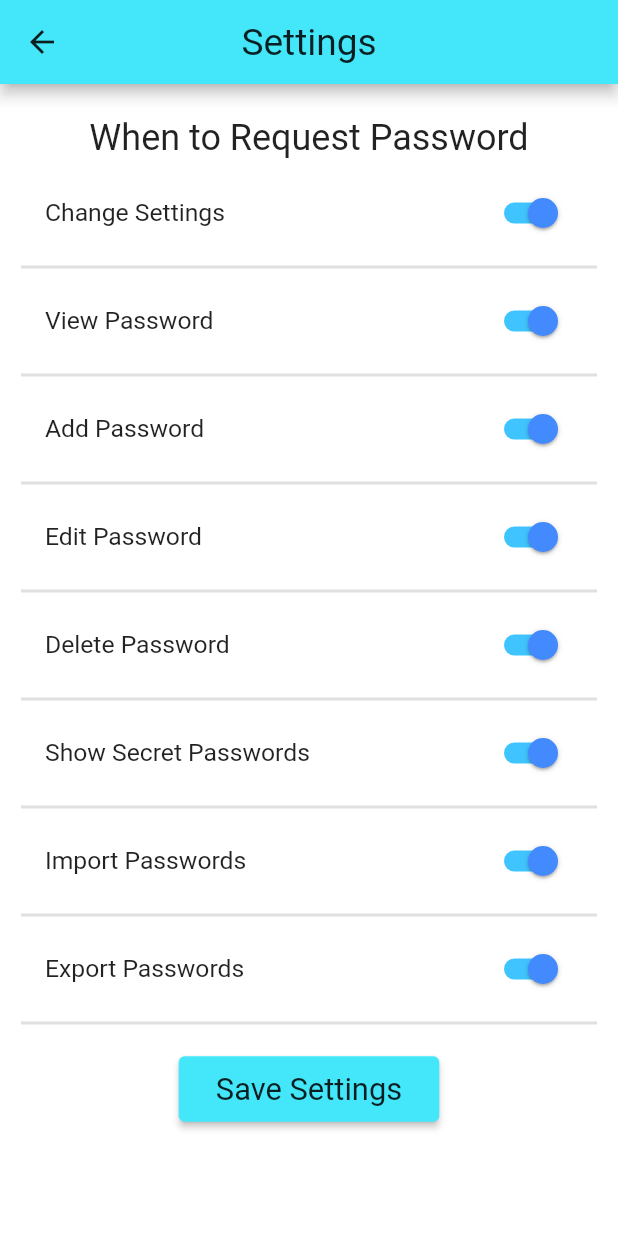
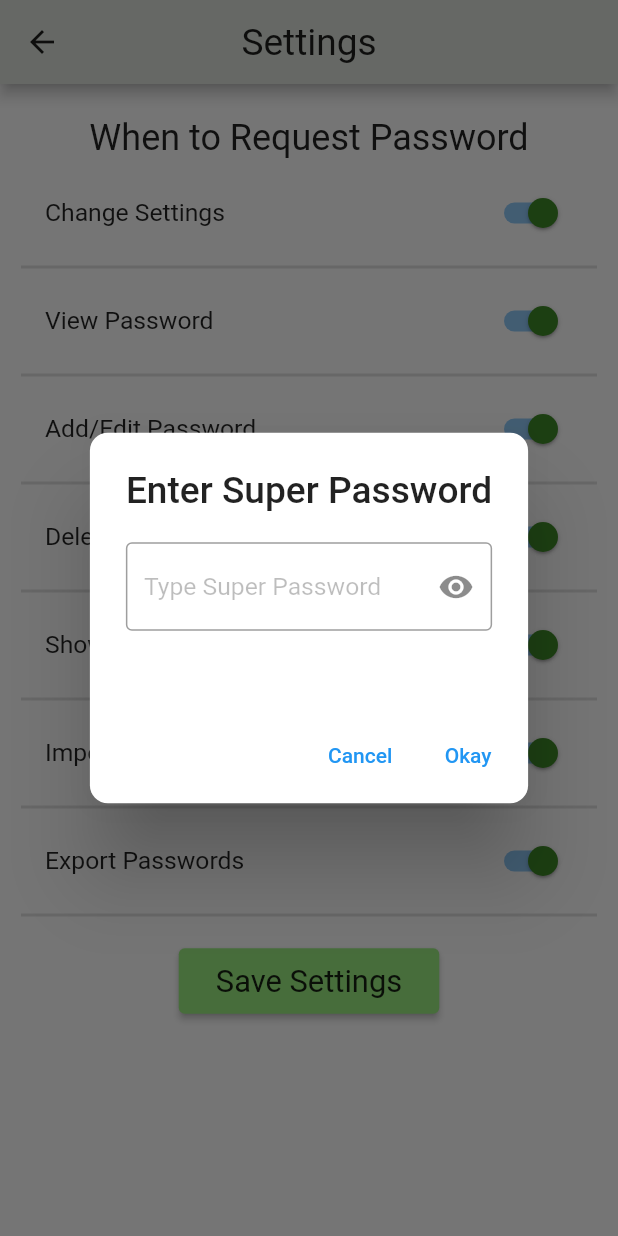
Before and after one commit to srad1292/flutter_password_manager, a Flutter app: the SettingsPage screen opened directly, after a tap on "Save Settings", on a phone screen of 412 x 824 dp. Run offline on Flutter 3.47's test engine with Material 2 defaults, Android fonts, the phone set to English and light mode, and no system bars; our stand-ins replace device_preview, get_it, shared_preferences, sqflite; accounts and stored records are empty.

Commit message:
Handle error on loading screen.  Form state based on validation and saving state.  Error on password saving. Super password request settings

```diff
--- /dev/null
+++ b/lib/common/widget/password_request_dialog.dart
@@ -0,0 +1,126 @@
+import 'package:flutter/cupertino.dart';
+import 'package:flutter/material.dart';
+import 'package:password_manager/modules/shared/service/password.dart';
+import 'package:password_manager/utils/service_locator.dart';
+
+bool showError = false;
+
+Future<bool> showPasswordRequest({required BuildContext context}) async {
+  showError = false;
+  Widget dialog = passwordDialog(context);
+  return showDialog(
+    context: context,
+    builder: (BuildContext context) {
+      return dialog;
+    },
+    barrierDismissible: true
+  )
+  .then((value) {
+    return value == true;
+  });
+}
+
+
+Widget doneButton(BuildContext dialogContext, BuildContext parentContext, StateSetter dialogSetState, TextEditingController input) {
+  PasswordService passwordService = serviceLocator.get();
+  return TextButton(
+    child: Text(
+      "Okay",
+      // style: TextStyle(
+      //   color: stmRed,
+      //   fontWeight: FontWeight.w500,
+      //   fontSize: 2.2 * SizeConfig.textMultiplier
+      // ),
+    ),
+    onPressed: () {
+      if(input.text.isNotEmpty && (passwordService.superPassword?.password ?? '') == input.text) {
+        dialogSetState(() {
+          showError = false;
+        });
+        Navigator.of(parentContext).pop(true);
+      } else {
+        dialogSetState(() {
+          showError = true;
+        });
+      }
+    },
+  );
+}
+
+Widget cancelButton(BuildContext parentContext) {
+  PasswordService passwordService = serviceLocator.get();
+  return TextButton(
+    child: Text(
+      "Cancel",
+      // style: TextStyle(
+      //   color: stmRed,
+      //   fontWeight: FontWeight.w500,
+      //   fontSize: 2.2 * SizeConfig.textMultiplier
+      // ),
+    ),
+    onPressed: () {
+      Navigator.of(parentContext).pop(false);
+    },
+  );
+}
+
+
+
+Widget passwordDialog(BuildContext parentContext) {
+  TextEditingController passwordController = new TextEditingController();
+  bool isPasswordVisible = false;
+
+  return StatefulBuilder(
+    builder: (dialogContext, dialogSetState) {
+      return AlertDialog(
+        shape: RoundedRectangleBorder(
+          borderRadius: BorderRadius.circular(12),
+        ),
+        // backgroundColor: stmGradientEnd,
+        title: Text(
+          "Enter Super Password",
+          // style: TextStyle(
+          //     fontWeight: FontWeight.w400,
+          //     fontSize: 2.6 * SizeConfig.textMultiplier
+          // ),
+        ),
+        content: Column(
+          crossAxisAlignment: CrossAxisAlignment.start,
+          mainAxisSize: MainAxisSize.min,
+          children: [
+            TextField(
+              controller: passwordController,
+              obscureText: !isPasswordVisible,
+              decoration: InputDecoration(
+                  // labelText: "Password",
+                  hintText: "Type Super Password",
+                  // errorText: _passwordInputError.isEmpty ? null : _passwordInputError,
+                  suffixIcon: IconButton(
+                    icon: Icon(isPasswordVisible ? Icons.visibility_off : Icons.visibility),
+                    onPressed: () {
+                      dialogSetState(() {
+                        isPasswordVisible = !isPasswordVisible;
+                      });
+                    },
+                    color: Colors.black45,
+                    focusColor: Colors.black45,
+                    disabledColor: Colors.black45,
+                  )
+              ),
+              keyboardType: TextInputType.text,
+              // textInputAction: TextInputAction.done,
+            ),
+            SizedBox(height: 8),
+            Text(
+              showError ? "Password incorrect" : '',
+              style: TextStyle(
+                color: Colors.redAccent
+              ),
+            )
+          ],
+        ),
+        actions: [cancelButton(parentContext), doneButton(dialogContext, parentContext, dialogSetState, passwordController)],
+      );
+    }
+  );
+}
--- a/lib/modules/settings/settings_page.dart
+++ b/lib/modules/settings/settings_page.dart
@@ -1,4 +1,5 @@
 import 'package:flutter/material.dart';
+import 'package:password_manager/common/widget/password_request_dialog.dart';
 import 'package:password_manager/modules/shared/model/settings.dart';
 import 'package:password_manager/modules/shared/service/settings.dart';
 import 'package:password_manager/utils/service_locator.dart';
@@ -9,14 +10,14 @@ class SettingsPage extends StatefulWidget {
 }
 
 class _SettingsPageState extends State<SettingsPage> {
-  bool _changeSettingsToggle = true;
-  bool _viewPasswordToggle = true;
-  bool _addPasswordToggle = true;
-  bool _editPasswordToggle = true;
-  bool _deletePasswordToggle = true;
-  bool _showSecretToggle = true;
-  bool _importPasswordsToggle = true;
-  bool _exportPasswordsToggle = true;
+  late bool _changeSettingsToggle;
+  late bool _viewPasswordToggle;
+  late bool _addPasswordToggle;
+  late bool _editPasswordToggle;
+  late bool _deletePasswordToggle;
+  late bool _showSecretToggle;
+  late bool _importPasswordsToggle;
+  late bool _exportPasswordsToggle;
 
   late SettingsService _settingsService;
 
@@ -24,6 +25,15 @@ class _SettingsPageState extends State<SettingsPage> {
   void initState() {
     super.initState();
     _settingsService = serviceLocator.get<SettingsService>();
+    Settings initial = _settingsService.getSettings();
+    _changeSettingsToggle = initial.guardChangeSettings;
+    _viewPasswordToggle = initial.guardViewPassword;
+    _addPasswordToggle = initial.guardAddPassword;
+    _editPasswordToggle = initial.guardEditPassword;
+    _deletePasswordToggle = initial.guardDeletePassword;
+    _showSecretToggle = initial.guardShowSecretPasswords;
+    _importPasswordsToggle = initial.guardImportPasswords;
+    _exportPasswordsToggle = initial.guardExportPasswords;
   }
 
   @override
@@ -85,14 +95,9 @@ class _SettingsPageState extends State<SettingsPage> {
           _viewPasswordToggle = newValue;
         });
       }),
-      ..._buildSettingToggle("Add Password", _addPasswordToggle, (newValue) {
+      ..._buildSettingToggle("Add/Edit Password", _addPasswordToggle, (newValue) {
         setState(() {
           _addPasswordToggle = newValue;
-        });
-      }),
-      ..._buildSettingToggle("Edit Password", _editPasswordToggle, (newValue) {
-        setState(() {
-          _editPasswordToggle = newValue;
         });
       }),
       ..._buildSettingToggle("Delete Password", _deletePasswordToggle, (newValue) {
@@ -124,9 +129,7 @@ class _SettingsPageState extends State<SettingsPage> {
         title: Text(title),
         value: value,
         onChanged: onChanged,
-        activeColor: Colors.blueAccent,
-        activeTrackColor: Colors.lightBlueAccent,
-        inactiveThumbColor: Colors.blueAccent,
+        inactiveThumbColor: Theme.of(context).toggleableActiveColor,
         inactiveTrackColor: Colors.black12,
       ),
       Divider(thickness: 2,)
@@ -138,6 +141,13 @@ class _SettingsPageState extends State<SettingsPage> {
       margin: EdgeInsets.only(top: 12, bottom: 18),
       child: ElevatedButton(
         onPressed: () async {
+          if(_settingsService.getSettings().guardChangeSettings == true) {
+            bool confirmed = await showPasswordRequest(context: context);
+            if(!confirmed) {
+              return;
+            }
+          }
+
           Settings newSettings = new Settings.init(
             guardChangeSettings: _changeSettingsToggle, guardAddPassword: _addPasswordToggle,
             guardViewPassword: _viewPasswordToggle, guardEditPassword: _editPasswordToggle,
@@ -148,9 +158,11 @@ class _SettingsPageState extends State<SettingsPage> {
           print("New Settings");
           print(newSettings.toString());
 
-          _settingsService.updateSettings(newSettings);
+          await _settingsService.updateSettings(newSettings);
           print("Updated Settings");
           print(_settingsService.getSettings().toString());
+
+          Navigator.of(context).pop();
         },
         child: Text("Save Settings"),
       ),
--- a/lib/modules/shared/model/settings.dart
+++ b/lib/modules/shared/model/settings.dart
@@ -1,12 +1,12 @@
 class Settings {
-  late bool guardChangeSettings;
-  late bool guardViewPassword;
-  late bool guardAddPassword;
-  late bool guardEditPassword;
-  late bool guardDeletePassword;
-  late bool guardShowSecretPasswords;
-  late bool guardImportPasswords;
-  late bool guardExportPasswords;
+  bool guardChangeSettings = true;
+  bool guardViewPassword = true;
+  bool guardAddPassword = true;
+  bool guardEditPassword = true;
+  bool guardDeletePassword = true;
+  bool guardShowSecretPasswords = true;
+  bool guardImportPasswords = true;
+  bool guardExportPasswords = true;
 
   Settings();
 
--- a/lib/modules/shared/service/password.dart
+++ b/lib/modules/shared/service/password.dart
@@ -49,7 +49,7 @@ class PasswordService {
     return password;
   }
 
-  Future<int> deletePassword({int passwordID = 0}) async {
+  Future<int> deletePassword({int passwordID = -1}) async {
     int deletedCount = await this._passwordDao.deletePassword(passwordId: passwordID);
     return deletedCount;
   }
--- a/lib/modules/super_password/page/initialize_super_password.dart
+++ b/lib/modules/super_password/page/initialize_super_password.dart
@@ -18,6 +18,7 @@ class _InitializeSuperPasswordState extends State<InitializeSuperPassword> {
   String _confirmPasswordInputError = '';
   bool _isPasswordVisible = false;
   bool _isConfirmPasswordVisible = false;
+  bool _isSaving = false;
 
   @override
   void initState() {
@@ -103,9 +104,10 @@ class _InitializeSuperPasswordState extends State<InitializeSuperPassword> {
                     ElevatedButton(
                       onPressed: () async {
                         // todo: some loading thing maybe
-                        // disable the save button while it is trying to save
+                        if(_isSaving) { return; }
 
                         // save password
+                        _isSaving = true;
                         PasswordService passwordService = serviceLocator.get<PasswordService>();
                         Password passwordToSave = new Password(
                           isSuper: true,
@@ -113,8 +115,8 @@ class _InitializeSuperPasswordState extends State<InitializeSuperPassword> {
                           password: _passwordController.text.trim()
                         );
                         Password? savedPassword = await passwordService.createPassword(passwordToSave);
+                        _isSaving = false;
                         if(savedPassword != null) {
-                          // if it works, navigate
                           passwordService.superPassword = savedPassword;
                           Navigator.of(context).pushReplacement(
                             MaterialPageRoute(builder: (context) {
--- a/lib/styling/app_theme.dart
+++ b/lib/styling/app_theme.dart
@@ -7,20 +7,16 @@ import 'colors.dart';
 class AppTheme {
   AppTheme._();
 
-  static const Color appBackgroundColor = Color(0xFFFFF7EC);
-  static const Color topBarBackgroundColor = Color(0xFFFFD974);
-  static const Color selectedTabBackgroundColor = Color(0xFFFFC442);
-  static const Color unSelectedTabBackgroundColor = Color(0xFFFFFFFC);
-  static const Color subTitleTextColor = Color(0xFF9F988F);
-
   static final ThemeData lightTheme = ThemeData(
-    scaffoldBackgroundColor: Colors.white,
+    scaffoldBackgroundColor: appBackgroundColor,
     appBarTheme: appBarTheme,
+    floatingActionButtonTheme: fabThemeLight,
     brightness: Brightness.light,
     textTheme: lightTextTheme,
     inputDecorationTheme: inputDecorationThemeLight,
     iconTheme: iconThemeLight,
     elevatedButtonTheme: elevatedButtonThemeLight,
+    toggleableActiveColor: primaryLightForeground,
   );
 
   static final ThemeData darkTheme = ThemeData(
@@ -43,6 +39,11 @@ class AppTheme {
     backgroundColor: appBarDark,
     foregroundColor: Colors.black87,
     centerTitle: true
+  );
+
+  static final FloatingActionButtonThemeData fabThemeLight = FloatingActionButtonThemeData(
+    backgroundColor: primaryLight,
+    splashColor: primaryLightForeground
   );
 
   static final IconThemeData barIconThemeLight = IconThemeData(
@@ -187,7 +188,7 @@ class AppTheme {
   static final ElevatedButtonThemeData elevatedButtonThemeLight = ElevatedButtonThemeData(
     style: ElevatedButton.styleFrom(
       onPrimary: Colors.black87,
-      primary: appBarLight,
+      primary: primaryLight,
       textStyle: TextStyle(
         color: Colors.black87,
         fontSize: 2.5 * SizeConfig.textMultiplier,
@@ -198,4 +199,5 @@ class AppTheme {
       ),
     ),
   );
+
 }
--- a/lib/styling/colors.dart
+++ b/lib/styling/colors.dart
@@ -1,5 +1,14 @@
 import 'package:flutter/cupertino.dart';
 
-const appBarLight = Color(0XFF43E7F9);
+// const appBarLight = Color(0XFF43E7F9);
+// const appBarLight = Color(0xFF7DB46C);
+const appBarLight = Color(0xFFdee3dc);
+const appBarDark = Color(0xFF2068F9);
 
-const appBarDark = Color(0XFF2068F9);
+const Color appBackgroundColor = Color(0xFFffffff);//Color(0xFFE7EBE0);
+const Color topBarBackgroundColor = Color(0xFFFFD974);
+const Color selectedTabBackgroundColor = Color(0xFFFFC442);
+const Color unSelectedTabBackgroundColor = Color(0xFFFFFFFC);
+const Color subTitleTextColor = Color(0xFF9F988F);
+const Color primaryLight = Color(0xFF9aed80);
+const Color primaryLightForeground = Color(0xFF3e8a27);
--- a/pubspec.yaml
+++ b/pubspec.yaml
@@ -26,6 +26,7 @@ dependencies:
   device_preview: ^0.7.4
   get_it: ^6.0.0
   sqflite: ^2.0.0+4
+  shared_preferences: 2.0.15
 
   # The following adds the Cupertino Icons font to your application.
   # Use with the CupertinoIcons class for iOS style icons.
```
Also changed, not shown: lib/common/widget/confirmation_dalog.dart (added, +65 -0 lines), lib/common/widget/error_dialog.dart (added, +47 -0 lines), lib/modules/account_list/account_list_page.dart (+51 -9 lines), lib/modules/initialization_page/initialization_page.dart (+11 -5 lines), lib/modules/password_form.dart (+60 -7 lines), lib/modules/shared/service/settings.dart (+33 -1 lines), lib/modules/super_password/page/super_password_options.dart (added, +15 -0 lines), pubspec.lock.
